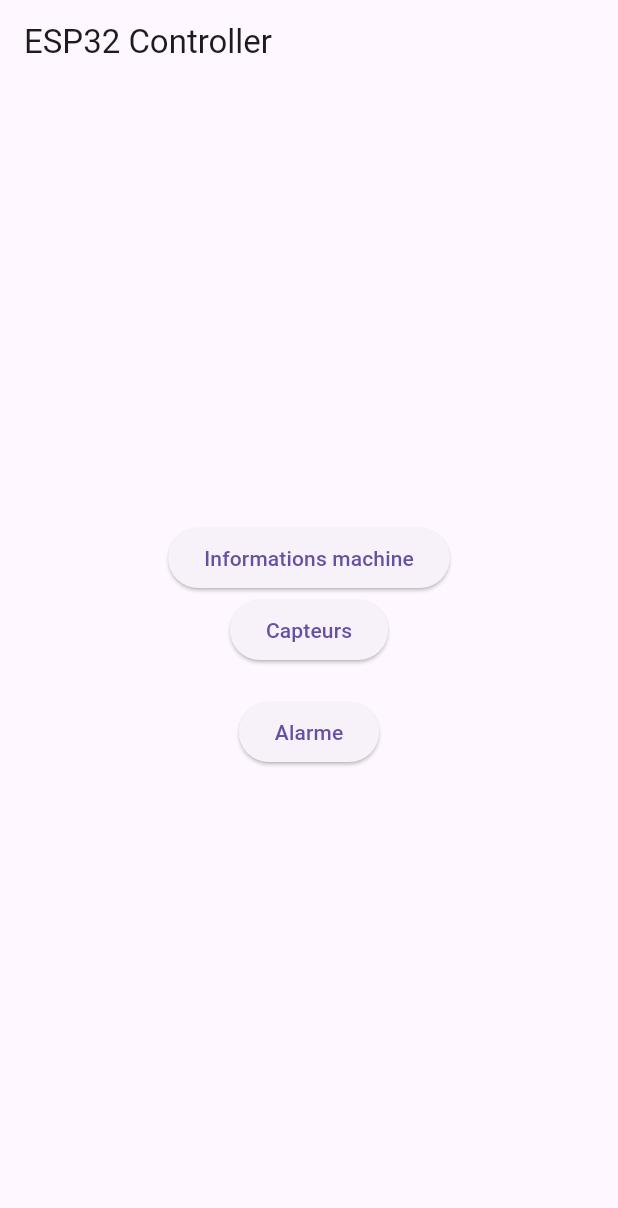
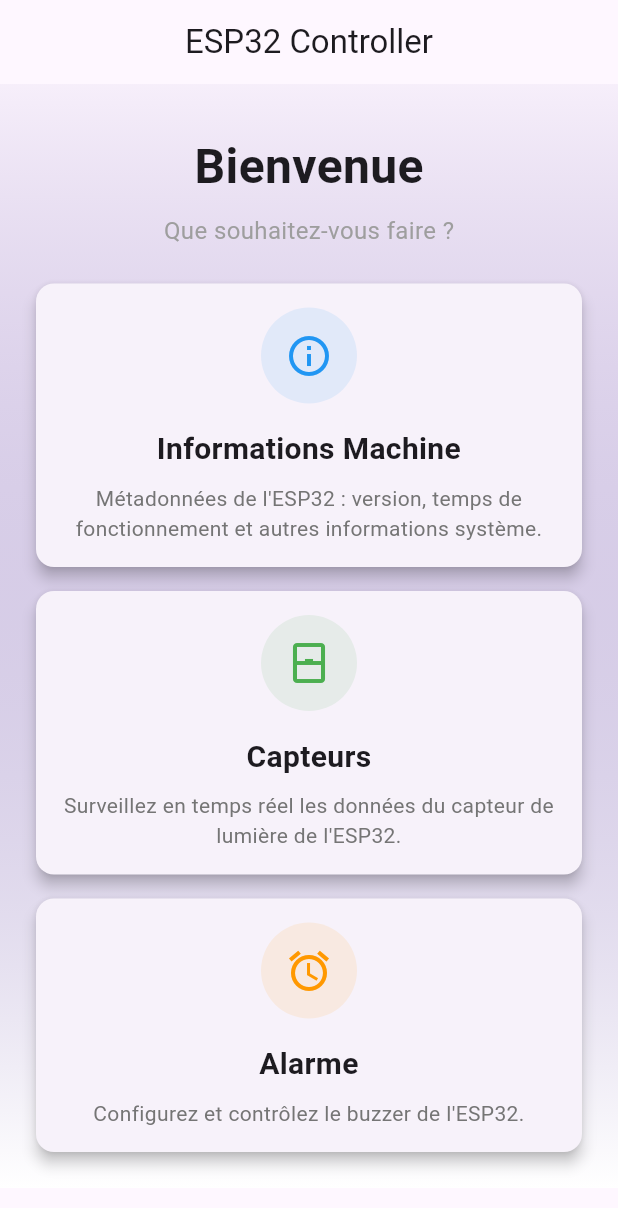
Before and after one commit to S-elj/ESP32_Flutter_App, a Flutter app: the screen it shows after launch, on a phone screen of 412 x 824 dp. Shown: the top 1208 px of the screen. Run offline on Flutter 3.47's test engine with Material 3 defaults, Android fonts, the phone set to English and light mode, and no system bars; our stand-ins replace built_collection, built_value, dio; missing offline and left inert: one_of_serializer, openapi_generator_annotations.

Commit message:
feat : better home page

```diff
--- a/lib/pages/home_page.dart
+++ b/lib/pages/home_page.dart
@@ -6,46 +6,140 @@ import 'metadata_page.dart';
 class HomePage extends StatelessWidget {
   const HomePage({super.key});
 
+  Widget _buildFeatureCard({
+    required String title,
+    required String description,
+    required IconData icon,
+    required Color color,
+    required VoidCallback onTap,
+  }) {
+    return Card(
+      elevation: 4,
+      margin: const EdgeInsets.all(8.0),
+      child: InkWell(
+        onTap: onTap,
+        borderRadius: BorderRadius.circular(12),
+        child: Padding(
+          padding: const EdgeInsets.all(16.0),
+          child: Column(
+            children: [
+              Container(
+                padding: const EdgeInsets.all(16),
+                decoration: BoxDecoration(
+                  color: color.withOpacity(0.1),
+                  shape: BoxShape.circle,
+                ),
+                child: Icon(
+                  icon,
+                  size: 32,
+                  color: color,
+                ),
+              ),
+              const SizedBox(height: 16),
+              Text(
+                title,
+                style: const TextStyle(
+                  fontSize: 20,
+                  fontWeight: FontWeight.bold,
+                ),
+                textAlign: TextAlign.center,
+              ),
+              const SizedBox(height: 8),
+              Text(
+                description,
+                style: TextStyle(
+                  fontSize: 14,
+                  color: Colors.grey.shade600,
+                ),
+                textAlign: TextAlign.center,
+              ),
+            ],
+          ),
+        ),
+      ),
+    );
+  }
+
   @override
   Widget build(BuildContext context) {
     return Scaffold(
       appBar: AppBar(
         title: const Text('ESP32 Controller'),
+        centerTitle: true,
+        elevation: 0,
       ),
-      body: Center(
+      body: Container(
+        decoration: BoxDecoration(
+          gradient: LinearGradient(
+            begin: Alignment.topCenter,
+            end: Alignment.bottomCenter,
+            colors: [
+              Theme.of(context).primaryColor.withOpacity(0.05),
+              Colors.white,
+            ],
+          ),
+        ),
+        child: SafeArea(
+          child: SingleChildScrollView(
+            padding: const EdgeInsets.all(16.0),
             child: Column(
-          mainAxisAlignment: MainAxisAlignment.center,
+              crossAxisAlignment: CrossAxisAlignment.stretch,
               children: [
-            ElevatedButton(
-              onPressed: () {
-                Navigator.push(
+                const Padding(
+                  padding: EdgeInsets.all(16.0),
+                  child: Column(
+                    children: [
+                      Text(
+                        'Bienvenue',
+                        style: TextStyle(
+                          fontSize: 32,
+                          fontWeight: FontWeight.bold,
+                        ),
+                      ),
+                      SizedBox(height: 8),
+                      Text(
+                        'Que souhaitez-vous faire ?',
+                        style: TextStyle(
+                          fontSize: 16,
+                          color: Colors.grey,
+                        ),
+                      ),
+                    ],
+                  ),
+                ),
+                _buildFeatureCard(
+                  title: 'Informations Machine',
+                  description: 'Métadonnées de l\'ESP32 : version, temps de fonctionnement et autres informations système.',
+                  icon: Icons.info_outline,
+                  color: Colors.blue,
+                  onTap: () => Navigator.push(
                     context,
                     MaterialPageRoute(builder: (context) => const MetadataPage()),
-                );
-              },
-              child: const Text('Informations machine'),
                   ),
-            ElevatedButton(
-              onPressed: () {
-                Navigator.push(
+                ),
+                _buildFeatureCard(
+                  title: 'Capteurs',
+                  description: "Surveillez en temps réel les données du capteur de lumière de l'ESP32.",
+                  icon: Icons.sensor_window_outlined,
+                  color: Colors.green,
+                  onTap: () => Navigator.push(
                     context,
                     MaterialPageRoute(builder: (context) => const SensorsPage()),
-                );
-              },
-              child: const Text('Capteurs'),
                   ),
-            const SizedBox(height: 20),
-            ElevatedButton(
-              onPressed: () {
-                Navigator.push(
+                ),
+                _buildFeatureCard(
+                  title: 'Alarme',
+                  description: "Configurez et contrôlez le buzzer de l'ESP32.",
+                  icon: Icons.alarm,
+                  color: Colors.orange,
+                  onTap: () => Navigator.push(
                     context,
                     MaterialPageRoute(builder: (context) => const MinuteurPage()),
-                );
-              },
-              child: const Text('Alarme'),
                   ),
-            const SizedBox(height: 20),
+                ),
               ],
+            ),
+          ),
         ),
       ),
     );
```
Lines whose indentation alone changed are shown as unchanged.
